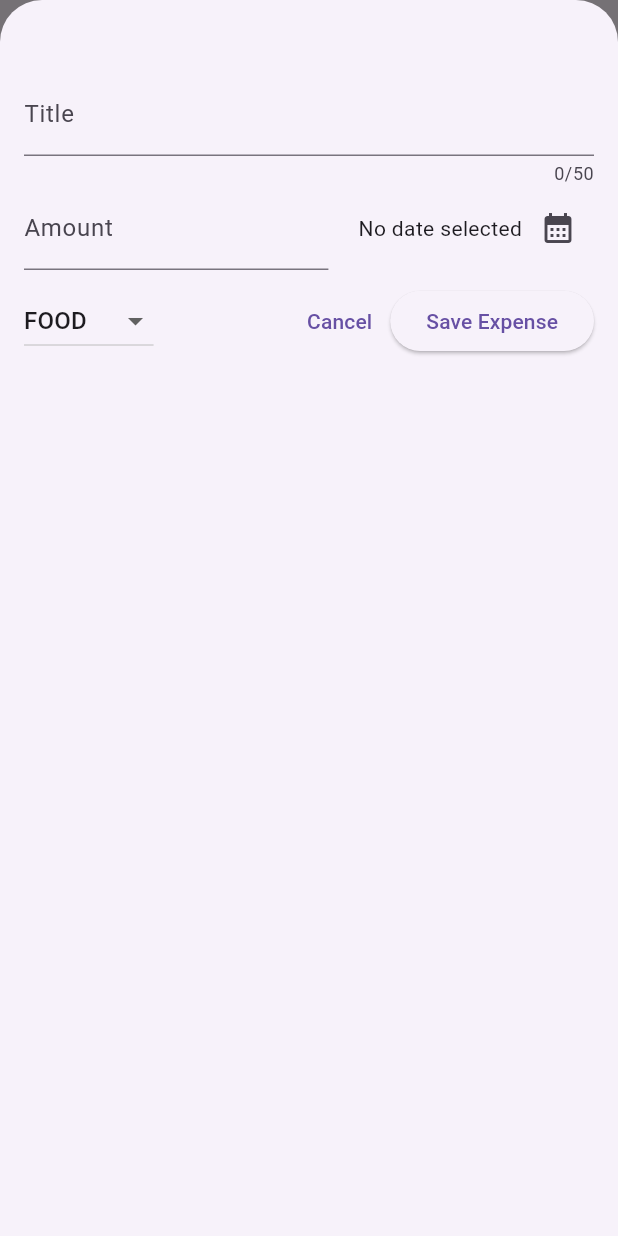
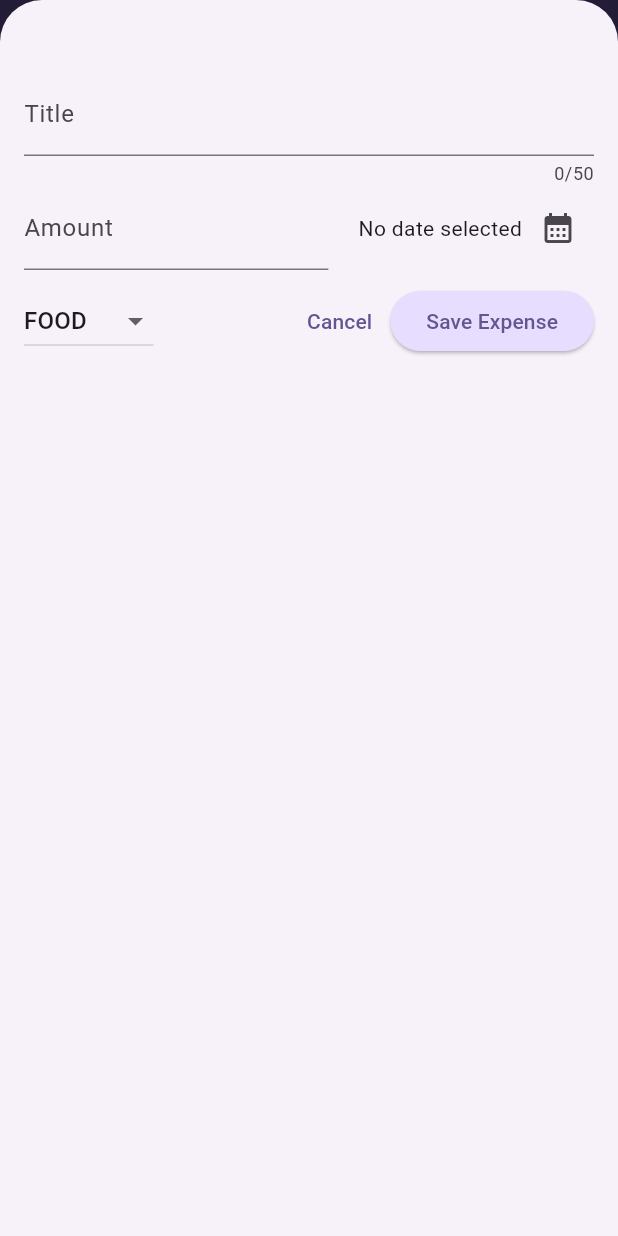
Before and after one commit to naolselemon/FlutterExpenseTrackerApp, a Flutter app: the screen it shows after launch, after a tap on the "add" icon, on a phone screen of 412 x 824 dp. Run offline on Flutter 3.47's test engine with Material 3 defaults, Android fonts, the phone set to English and light mode, and no system bars.

Commit message:
theming for expense and new expense page is done

```diff
--- a/lib/main.dart
+++ b/lib/main.dart
@@ -1,7 +1,27 @@
 import 'package:expense_tracker/widgets/expenses.dart';
 import 'package:flutter/material.dart';
 
+var kColorTheme =
+    ColorScheme.fromSeed(seedColor: const Color.fromARGB(255, 89, 59, 181));
 void main() {
-  runApp(
-      const MaterialApp(debugShowCheckedModeBanner: false, home: Expenses()));
+  runApp(MaterialApp(
+      theme: ThemeData().copyWith(
+          colorScheme: kColorTheme,
+          appBarTheme: const AppBarTheme().copyWith(
+              backgroundColor: kColorTheme.onPrimaryContainer,
+              foregroundColor: kColorTheme.primaryContainer),
+          cardTheme: const CardTheme().copyWith(
+              color: kColorTheme.secondaryContainer,
+              margin: const EdgeInsets.symmetric(horizontal: 16, vertical: 8)),
+          elevatedButtonTheme: ElevatedButtonThemeData(
+            style: ElevatedButton.styleFrom(
+                backgroundColor: kColorTheme.primaryContainer),
+          ),
+          textTheme: ThemeData().textTheme.copyWith(
+              titleLarge: TextStyle(
+                  fontSize: 16,
+                  fontWeight: FontWeight.bold,
+                  color: kColorTheme.onPrimaryContainer))),
+      debugShowCheckedModeBanner: false,
+      home: const Expenses()));
 }
--- a/lib/widgets/expenses.dart
+++ b/lib/widgets/expenses.dart
@@ -77,7 +77,6 @@ class _ExpensesState extends State<Expenses> {
     }
 
     return Scaffold(
-        backgroundColor: const Color.fromARGB(255, 231, 242, 246),
         appBar: AppBar(
           title: const Text("ExpenseTracker"),
           actions: [
@@ -87,10 +86,7 @@ class _ExpensesState extends State<Expenses> {
           ],
         ),
         body: Column(
-          children: [
-            const Text("Chart"),
-            Expanded(child: Center(child: mainContent))
-          ],
+          children: [const Text("Chart"), Expanded(child: mainContent)],
         ));
   }
 }
--- a/lib/widgets/expenses_list/expenses_item.dart
+++ b/lib/widgets/expenses_list/expenses_item.dart
@@ -12,14 +12,18 @@ class ExpenseItem extends StatelessWidget {
       child: Padding(
         padding: const EdgeInsets.symmetric(vertical: 12, horizontal: 14),
         child: Column(
+          crossAxisAlignment: CrossAxisAlignment.start,
           children: [
-            Text(expense.title),
+            Text(
+              expense.title,
+              style: Theme.of(context).textTheme.titleLarge,
+            ),
             const SizedBox(
               height: 4,
             ),
             Row(
               children: [
-                Text("\$${expense.amount.toStringAsFixed(2)}"),
+                Text("Q${expense.amount.toStringAsFixed(2)}"),
                 const Spacer(), // space between
                 Row(
                   children: [
```
